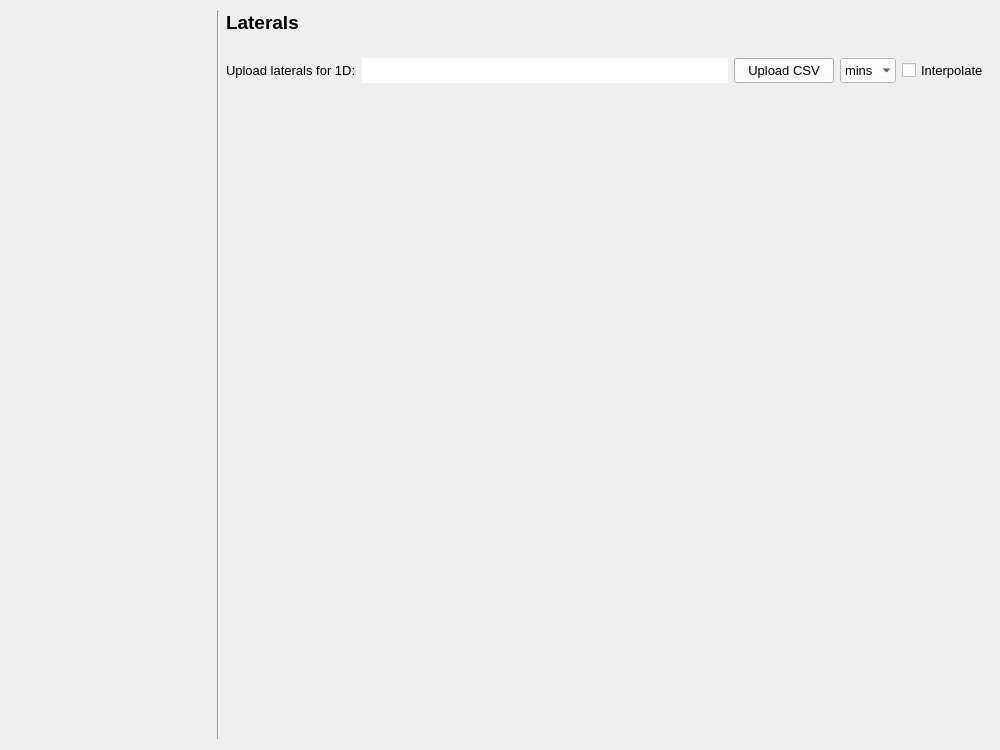
The window that threedi_models_and_simulations/ui/simulation_wizard/page_laterals.ui (nens/threedi-api-qgis-client) describes before a commit, drawn with Qt 5.
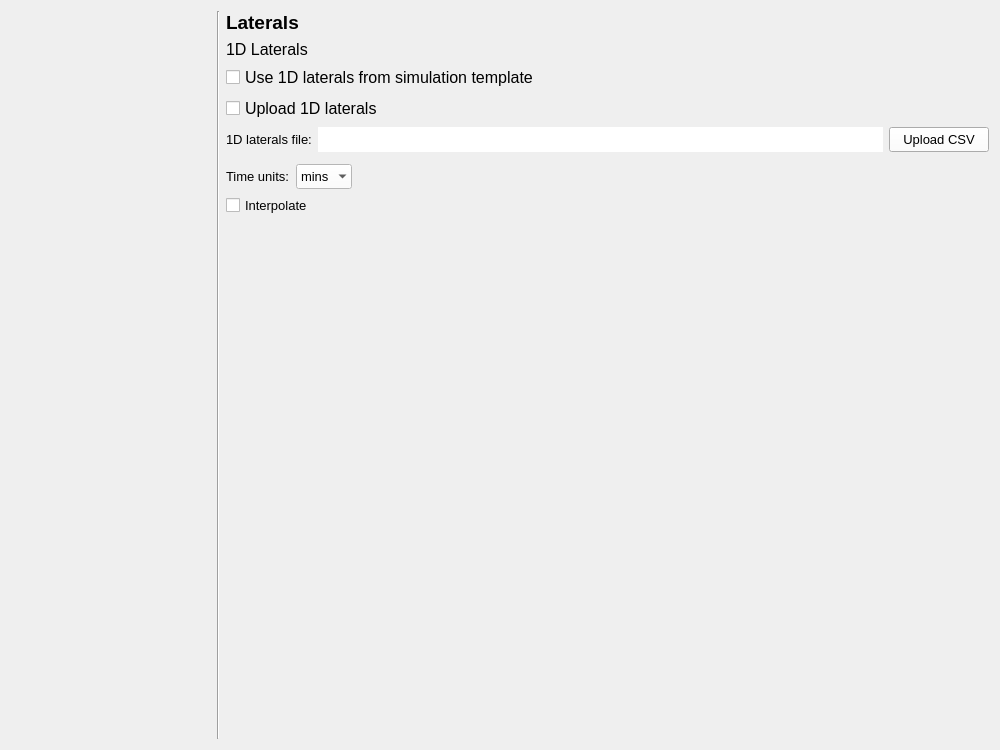
The same window after the commit.

Patch:
```diff
--- a/threedi_models_and_simulations/ui/simulation_wizard/page_laterals.ui
+++ b/threedi_models_and_simulations/ui/simulation_wizard/page_laterals.ui
@@ -89,7 +89,7 @@
         </font>
        </property>
        <property name="text">
-        <string>Upload laterals for 1D:</string>
+        <string>1D laterals file:</string>
        </property>
       </widget>
      </item>
@@ -164,89 +164,16 @@
        </property>
       </widget>
      </item>
-     <item>
-      <widget class="QComboBox" name="cbo_lateral_units">
-       <property name="sizePolicy">
-        <sizepolicy hsizetype="Minimum" vsizetype="Preferred">
-         <horstretch>0</horstretch>
-         <verstretch>0</verstretch>
-        </sizepolicy>
-       </property>
-       <property name="minimumSize">
-        <size>
-         <width>55</width>
-         <height>25</height>
-        </size>
-       </property>
-       <property name="maximumSize">
-        <size>
-         <width>16777215</width>
-         <height>16777215</height>
-        </size>
-       </property>
-       <property name="font">
-        <font>
-         <family>Segoe UI</family>
-         <pointsize>10</pointsize>
-        </font>
-       </property>
-       <property name="styleSheet">
-        <string notr="true">QComboBox {background-color:white; selection-background-color: lightgray;}</string>
-       </property>
-       <property name="frame">
-        <bool>false</bool>
-       </property>
-       <item>
-        <property name="text">
-         <string>mins</string>
-        </property>
-       </item>
-       <item>
-        <property name="text">
-         <string>hrs</string>
-        </property>
-       </item>
-       <item>
-        <property name="text">
-         <string>s</string>
-        </property>
-       </item>
-      </widget>
-     </item>
-     <item>
-      <widget class="QCheckBox" name="cb_interpolate_laterals">
-       <property name="minimumSize">
-        <size>
-         <width>14</width>
-         <height>14</height>
-        </size>
-       </property>
-       <property name="maximumSize">
-        <size>
-         <width>16777215</width>
-         <height>16777215</height>
-        </size>
-       </property>
-       <property name="font">
-        <font>
-         <family>Segoe UI</family>
-         <pointsize>10</pointsize>
-        </font>
-       </property>
-       <property name="layoutDirection">
-        <enum>Qt::LeftToRight</enum>
-       </property>
-       <property name="text">
-        <string>Interpolate</string>
-       </property>
-       <property name="checked">
-        <bool>false</bool>
-       </property>
-      </widget>
-     </item>
     </layout>
    </item>
-   <item row="0" column="0" rowspan="9">
+   <item row="3" column="2">
+    <widget class="QCheckBox" name="checkBox_2">
+     <property name="text">
+      <string>Upload 1D laterals</string>
+     </property>
+    </widget>
+   </item>
+   <item row="0" column="0" rowspan="10">
     <widget class="QWidget" name="wizard_steps_widget" native="true">
      <property name="sizePolicy">
       <sizepolicy hsizetype="Preferred" vsizetype="Expanding">
@@ -269,18 +196,56 @@
      <layout class="QVBoxLayout" name="verticalLayout_2"/>
     </widget>
    </item>
+   <item row="0" column="1" rowspan="10">
+    <widget class="Line" name="line">
+     <property name="sizePolicy">
+      <sizepolicy hsizetype="Fixed" vsizetype="Expanding">
+       <horstretch>0</horstretch>
+       <verstretch>0</verstretch>
+      </sizepolicy>
+     </property>
+     <property name="orientation">
+      <enum>Qt::Vertical</enum>
+     </property>
+    </widget>
+   </item>
+   <item row="2" column="2">
+    <widget class="QCheckBox" name="checkBox">
+     <property name="text">
+      <string>Use 1D laterals from simulation template</string>
+     </property>
+    </widget>
+   </item>
    <item row="7" column="2">
-    <spacer name="verticalSpacer">
-     <property name="orientation">
-      <enum>Qt::Vertical</enum>
+    <widget class="QCheckBox" name="cb_interpolate_laterals">
+     <property name="minimumSize">
+      <size>
+       <width>14</width>
+       <height>14</height>
+      </size>
      </property>
-     <property name="sizeHint" stdset="0">
+     <property name="maximumSize">
       <size>
-       <width>20</width>
-       <height>40</height>
+       <width>16777215</width>
+       <height>16777215</height>
       </size>
      </property>
-    </spacer>
+     <property name="font">
+      <font>
+       <family>Segoe UI</family>
+       <pointsize>10</pointsize>
+      </font>
+     </property>
+     <property name="layoutDirection">
+      <enum>Qt::LeftToRight</enum>
+     </property>
+     <property name="text">
+      <string>Interpolate</string>
+     </property>
+     <property name="checked">
+      <bool>false</bool>
+     </property>
+    </widget>
    </item>
    <item row="0" column="2">
     <widget class="QLabel" name="label">
@@ -299,6 +264,26 @@
     </widget>
    </item>
    <item row="8" column="2">
+    <spacer name="verticalSpacer">
+     <property name="orientation">
+      <enum>Qt::Vertical</enum>
+     </property>
+     <property name="sizeHint" stdset="0">
+      <size>
+       <width>20</width>
+       <height>40</height>
+      </size>
+     </property>
+    </spacer>
+   </item>
+   <item row="1" column="2">
+    <widget class="QLabel" name="label_2">
+     <property name="text">
+      <string>1D Laterals</string>
+     </property>
+    </widget>
+   </item>
+   <item row="9" column="2">
     <spacer name="horizontalSpacer">
      <property name="orientation">
       <enum>Qt::Horizontal</enum>
@@ -311,18 +296,99 @@
      </property>
     </spacer>
    </item>
-   <item row="0" column="1" rowspan="9">
-    <widget class="Line" name="line">
-     <property name="sizePolicy">
-      <sizepolicy hsizetype="Fixed" vsizetype="Expanding">
-       <horstretch>0</horstretch>
-       <verstretch>0</verstretch>
-      </sizepolicy>
+   <item row="6" column="2">
+    <layout class="QHBoxLayout" name="horizontalLayout_2">
+     <property name="sizeConstraint">
+      <enum>QLayout::SetMinimumSize</enum>
      </property>
-     <property name="orientation">
-      <enum>Qt::Vertical</enum>
-     </property>
-    </widget>
+     <item>
+      <widget class="QLabel" name="lb_1D_units">
+       <property name="minimumSize">
+        <size>
+         <width>0</width>
+         <height>20</height>
+        </size>
+       </property>
+       <property name="maximumSize">
+        <size>
+         <width>100</width>
+         <height>16777215</height>
+        </size>
+       </property>
+       <property name="font">
+        <font>
+         <family>Segoe UI</family>
+         <pointsize>10</pointsize>
+        </font>
+       </property>
+       <property name="text">
+        <string>Time units:</string>
+       </property>
+      </widget>
+     </item>
+     <item>
+      <widget class="QComboBox" name="cbo_lateral_units">
+       <property name="sizePolicy">
+        <sizepolicy hsizetype="Minimum" vsizetype="Preferred">
+         <horstretch>0</horstretch>
+         <verstretch>0</verstretch>
+        </sizepolicy>
+       </property>
+       <property name="minimumSize">
+        <size>
+         <width>55</width>
+         <height>25</height>
+        </size>
+       </property>
+       <property name="maximumSize">
+        <size>
+         <width>100</width>
+         <height>16777215</height>
+        </size>
+       </property>
+       <property name="font">
+        <font>
+         <family>Segoe UI</family>
+         <pointsize>10</pointsize>
+        </font>
+       </property>
+       <property name="styleSheet">
+        <string notr="true">QComboBox {background-color:white; selection-background-color: lightgray;}</string>
+       </property>
+       <property name="frame">
+        <bool>false</bool>
+       </property>
+       <item>
+        <property name="text">
+         <string>mins</string>
+        </property>
+       </item>
+       <item>
+        <property name="text">
+         <string>hrs</string>
+        </property>
+       </item>
+       <item>
+        <property name="text">
+         <string>s</string>
+        </property>
+       </item>
+      </widget>
+     </item>
+     <item>
+      <spacer name="horizontalSpacer_2">
+       <property name="orientation">
+        <enum>Qt::Horizontal</enum>
+       </property>
+       <property name="sizeHint" stdset="0">
+        <size>
+         <width>40</width>
+         <height>20</height>
+        </size>
+       </property>
+      </spacer>
+     </item>
+    </layout>
    </item>
   </layout>
  </widget>
```
Left out of the diff: 4 changed lines with no effect on the pictures.
